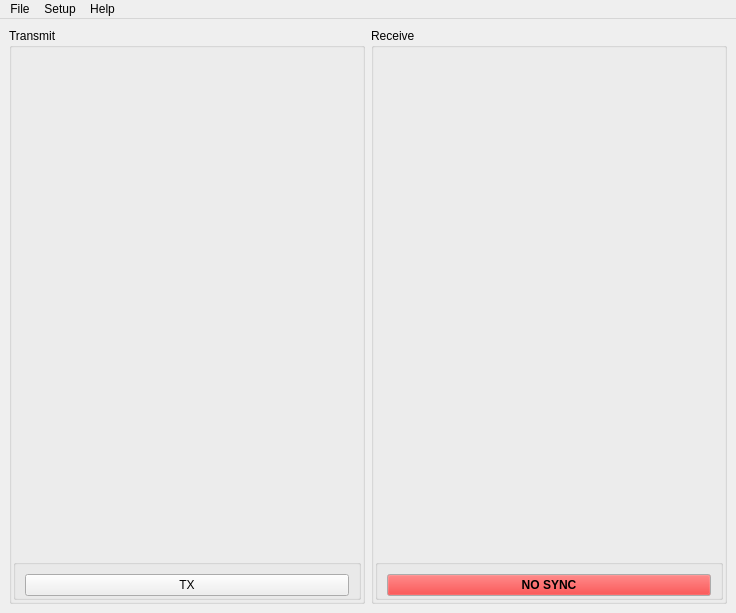
The window that src/mainwindow.ui (CamK06/NBTV-TXCVR) describes before a commit, drawn with Qt 5.
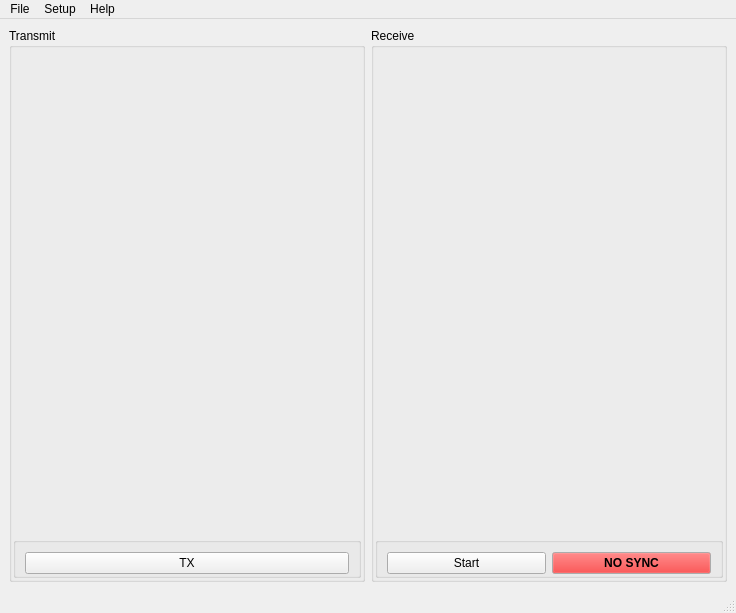
The same window after the commit.

Diff of the .ui file:
```diff
--- a/src/mainwindow.ui
+++ b/src/mainwindow.ui
@@ -164,10 +164,17 @@
          <property name="flat">
           <bool>true</bool>
          </property>
-         <layout class="QVBoxLayout" name="verticalLayout_3">
+         <layout class="QHBoxLayout" name="horizontalLayout_2">
           <property name="bottomMargin">
            <number>1</number>
           </property>
+          <item>
+           <widget class="QPushButton" name="rxStartButton">
+            <property name="text">
+             <string>Start</string>
+            </property>
+           </widget>
+          </item>
           <item>
            <widget class="QPushButton" name="syncButton">
             <property name="palette">
@@ -274,6 +281,7 @@
    <addaction name="menuSetup"/>
    <addaction name="menuHelp"/>
   </widget>
+  <widget class="QStatusBar" name="statusBar"/>
   <action name="fileQuit">
    <property name="text">
     <string>Quit</string>
```
